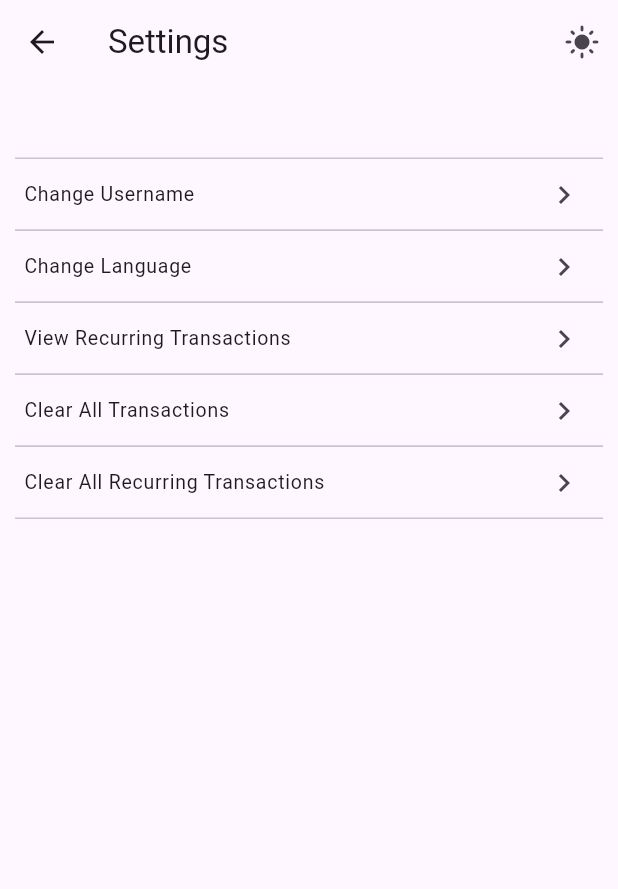
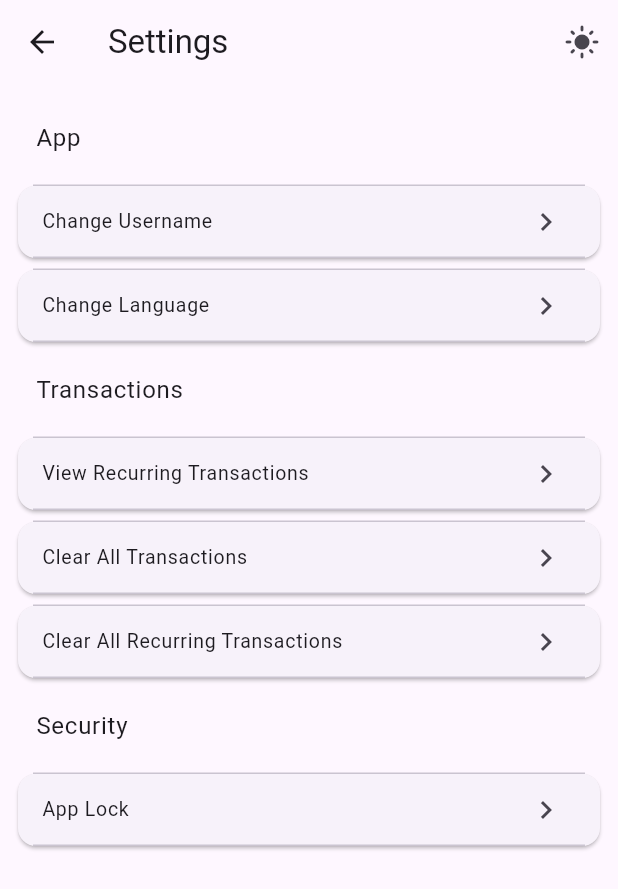
Before and after one commit to metehankarakaya/pocketwise, a Flutter app: the SettingsScreen screen opened directly, on a phone screen of 412 x 824 dp. Shown: the top 889 px of the screen. Run offline on Flutter 3.47's test engine with Material 3 defaults, Android fonts, the phone set to English and light mode, and no system bars; our stand-ins replace easy_localization, flutter_riverpod, shared_preferences; accounts and stored records are empty.

Commit message:
feat: add app security section to settings

```diff
--- a/assets/translations/de.json
+++ b/assets/translations/de.json
@@ -4,9 +4,11 @@
   "recentTransactions": "Letzte Transaktionen",
   "totalBalance": "Gesamtguthaben",
   "settingsTitle": "Einstellungen",
+  "app": "App",
   "changeUsername": "Benutzernamen ändern",
   "enterUsername": "Benutzernamen eingeben",
   "changeLanguage": "Sprache ändern",
+  "transactions": "Transaktionen",
   "viewRecurringTransactions": "Wiederkehrende Transaktionen anzeigen",
   "recurringTransactions": "Wiederkehrende Transaktionen",
   "noRecurringTransactions": "Keine wiederkehrenden Transaktionen",
@@ -14,6 +16,8 @@
   "clearAllRecurringTransactions": "Alle wiederkehrenden Transaktionen löschen",
   "wasCleared": "Alle Transaktionen wurden gelöscht",
   "recurringTransactionsCleared": "Alle wiederkehrenden Transaktionen wurden gelöscht",
+  "appSecurity": "Sicherheit",
+  "appLock": "App-Sperre",
 
   "restaurant": "Restaurant",
   "groceries": "Einkäufe",
--- a/assets/translations/en-US.json
+++ b/assets/translations/en-US.json
@@ -4,9 +4,11 @@
   "recentTransactions": "Recent Transactions",
   "totalBalance": "Total Balance",
   "settingsTitle": "Settings",
+  "app": "App",
   "changeUsername": "Change Username",
   "enterUsername": "Enter username",
   "changeLanguage": "Change Language",
+  "transactions": "Transactions",
   "viewRecurringTransactions": "View Recurring Transactions",
   "recurringTransactions": "Recurring Transactions",
   "noRecurringTransactions": "No recurring transactions",
@@ -14,6 +16,8 @@
   "clearAllRecurringTransactions": "Clear All Recurring Transactions",
   "wasCleared": "All transactions were cleared",
   "recurringTransactionsCleared": "All recurring transactions were cleared",
+  "appSecurity": "Security",
+  "appLock": "App Lock",
 
   "restaurant": "Restaurant",
   "groceries": "Groceries",
--- a/assets/translations/es.json
+++ b/assets/translations/es.json
@@ -4,9 +4,11 @@
   "recentTransactions": "Transacciones Recientes",
   "totalBalance": "Balance Total",
   "settingsTitle": "Configuración",
+  "app": "Aplicación",
   "changeUsername": "Cambiar nombre de usuario",
   "enterUsername": "Ingrese nombre de usuario",
   "changeLanguage": "Cambiar idioma",
+  "transactions": "Transacciones",
   "viewRecurringTransactions": "Ver transacciones recurrentes",
   "recurringTransactions": "Transacciones recurrentes",
   "noRecurringTransactions": "No hay transacciones recurrentes",
@@ -14,6 +16,8 @@
   "clearAllRecurringTransactions": "Borrar todas las transacciones recurrentes",
   "wasCleared": "Se eliminaron todas las transacciones",
   "recurringTransactionsCleared": "Todas las transacciones recurrentes fueron eliminadas",
+  "appSecurity": "Seguridad",
+  "appLock": "Bloqueo de la aplicación",
 
   "restaurant": "Restaurante",
   "groceries": "Compras",
--- a/assets/translations/tr.json
+++ b/assets/translations/tr.json
@@ -4,9 +4,11 @@
   "recentTransactions": "Son İşlemler",
   "totalBalance": "Toplam Bakiye",
   "settingsTitle": "Ayarlar",
+  "app": "Uygulama",
   "changeUsername": "Kullanıcı Adını Değiştir",
   "enterUsername": "Kullanıcı adını girin",
   "changeLanguage": "Dil Değiştir",
+  "transactions": "İşlemler",
   "viewRecurringTransactions": "Tekrarlayan İşlemleri Gör",
   "recurringTransactions": "Tekrarlayan İşlemler",
   "noRecurringTransactions": "Tekrarlayan işlem yok",
@@ -14,6 +16,8 @@
   "clearAllRecurringTransactions": "Tüm Tekrarlayan İşlemleri Temizle",
   "wasCleared": "Tüm işlemler silindi",
   "recurringTransactionsCleared": "Tüm tekrarlayan işlemler silindi",
+  "appSecurity": "Güvenlik",
+  "appLock": "Uygulama Kilidi",
 
   "restaurant": "Restoran",
   "groceries": "Market",
--- a/lib/core/constants/app_strings.dart
+++ b/lib/core/constants/app_strings.dart
@@ -4,9 +4,11 @@ class AppStrings {
   static const String recentTransactions = "recentTransactions";
   static const String totalBalance = "totalBalance";
   static const String settingsTitle = "settingsTitle";
+  static const String app = "app";
   static const String changeUsername = "changeUsername";
   static const String enterUsername = "enterUsername";
   static const String changeLanguage = "changeLanguage";
+  static const String transactions = "transactions";
   static const String viewRecurringTransactions = "viewRecurringTransactions";
   static const String recurringTransactions = "recurringTransactions";
   static const String noRecurringTransactions = "noRecurringTransactions";
@@ -14,6 +16,8 @@ class AppStrings {
   static const String clearAllTransactions = "clearAllTransactions";
   static const String wasCleared = "wasCleared";
   static const String recurringTransactionsCleared = "recurringTransactionsCleared";
+  static const String appSecurity = "appSecurity";
+  static const String appLock = "appLock";
 
   static const String restaurant = "restaurant";
   static const String groceries = "groceries";
--- a/lib/features/settings/screens/settings_screen.dart
+++ b/lib/features/settings/screens/settings_screen.dart
@@ -32,18 +32,30 @@ class SettingsScreen extends ConsumerWidget {
         ],
       ),
       body: Center(
+        child: Padding(
+          padding: const EdgeInsets.all(8.0),
           child: Column(
             children: [
-            const SizedBox(height: 50,),
-            SettingsItem(
+              ListTile(
+                title: Text(AppStrings.app.tr()),
+              ),
+              Card(
+                child: SettingsItem(
                   onTap: () => ChangeUsernameDialog.show(context, ref),
                   title: AppStrings.changeUsername.tr(),
                 ),
-            SettingsItem(
+              ),
+              Card(
+                child: SettingsItem(
                   onTap: () => ChangeLanguageModal.show(context),
                   title: AppStrings.changeLanguage.tr(),
                 ),
-            SettingsItem(
+              ),
+              ListTile(
+                title: Text(AppStrings.transactions.tr()),
+              ),
+              Card(
+                child: SettingsItem(
                   onTap: () {
                     Navigator.push(
                       context,
@@ -52,7 +64,9 @@ class SettingsScreen extends ConsumerWidget {
                   },
                   title: AppStrings.viewRecurringTransactions.tr(),
                 ),
-            SettingsItem(
+              ),
+              Card(
+                child: SettingsItem(
                   onTap: () => ConfirmationDialog.show(
                     context,
                     title: AppStrings.clearAllTransactionsTitle.tr(),
@@ -73,7 +87,9 @@ class SettingsScreen extends ConsumerWidget {
                   ),
                   title: AppStrings.clearAllTransactions.tr(),
                 ),
-            SettingsItem(
+              ),
+              Card(
+                child: SettingsItem(
                   onTap: () => ConfirmationDialog.show(
                     context,
                     title: AppStrings.clearAllRecurringTransactionsTitle.tr(),
@@ -94,7 +110,18 @@ class SettingsScreen extends ConsumerWidget {
                   ),
                   title: AppStrings.clearAllRecurringTransactions.tr(),
                 ),
+              ),
+              ListTile(
+                title: Text(AppStrings.appSecurity.tr()),
+              ),
+              Card(
+                child: SettingsItem(
+                  onTap: () {},
+                  title: AppStrings.appLock.tr(),
+                ),
+              ),
             ],
+          ),
         ),
       ),
     );
```
Lines whose indentation alone changed are shown as unchanged.
